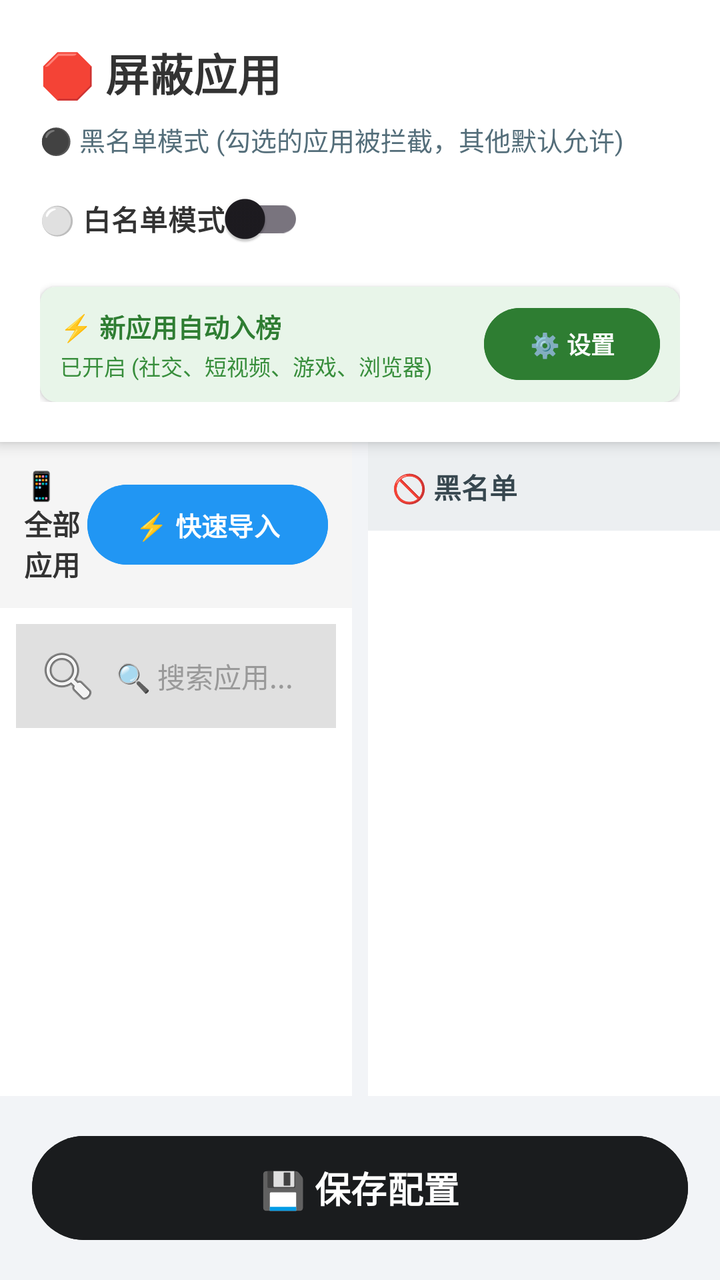
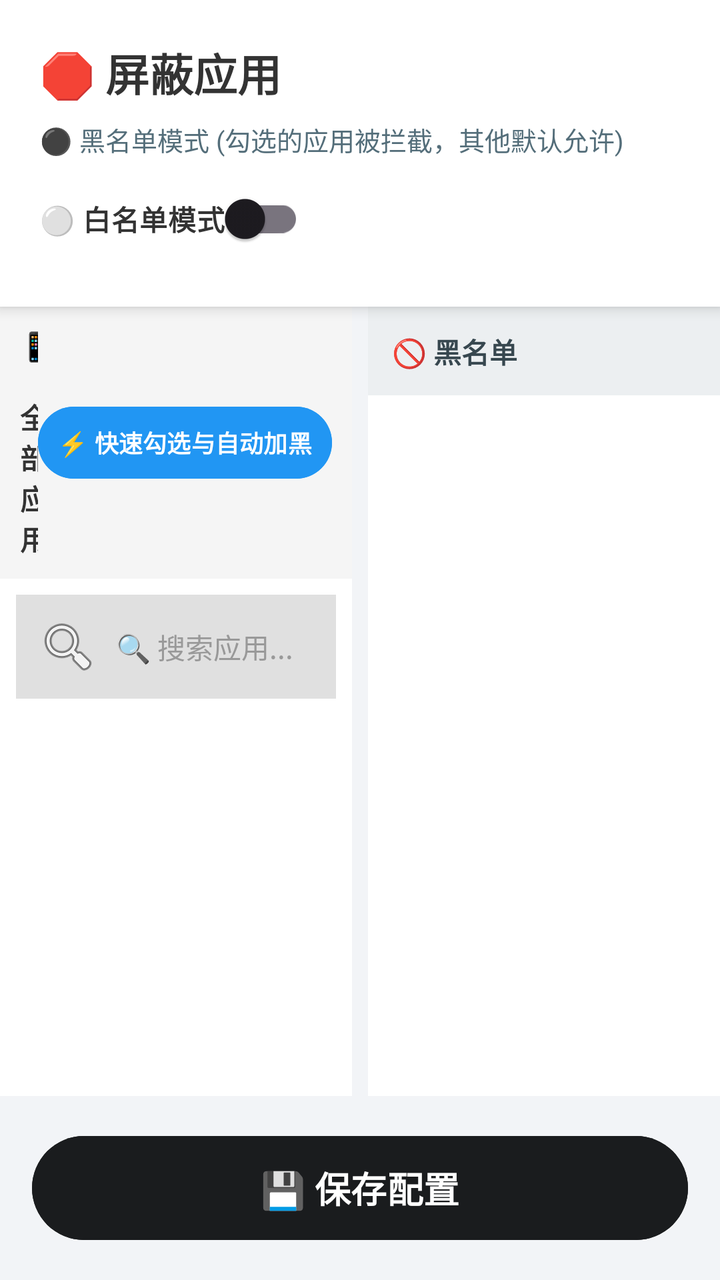

An Android layout rendered at two revisions. The XML below is the earlier revision; the diff shows what the commit changed to produce the second picture.
<!-- AndroidManifest.xml: application theme Theme.IronWill -->
<!-- res/layout/activity_app_selection.xml -->
<?xml version="1.0" encoding="utf-8"?>
<LinearLayout xmlns:android="http://schemas.android.com/apk/res/android"
    android:layout_width="match_parent"
    android:layout_height="match_parent"
    android:orientation="vertical"
    android:background="#F2F4F7">

    

    <LinearLayout
        android:layout_width="match_parent"
        android:layout_height="wrap_content"
        android:padding="20dp"
        android:background="#FFFFFF"
        android:elevation="4dp"
        android:orientation="vertical">

        <TextView
            android:id="@+id/tv_title_main"
            android:text="🛑 屏蔽应用"
            android:textSize="22sp"
            android:textStyle="bold"
            android:textColor="#333333"
            android:layout_width="wrap_content"
            android:layout_height="wrap_content"/>

        <TextView
            android:id="@+id/tv_mode_hint"
            android:text="⚫ 黑名单模式 (勾选的应用被拦截，其他默认允许)"
            android:textSize="13sp"
            android:textColor="#546E7A"
            android:layout_marginTop="8dp"
            android:layout_width="wrap_content"
            android:layout_height="wrap_content"/>

        <androidx.appcompat.widget.SwitchCompat
            android:id="@+id/switch_list_mode"
            android:layout_width="wrap_content"
            android:layout_height="wrap_content"
            android:layout_marginTop="6dp"
            android:text="⚪ 白名单模式"
            android:textSize="14sp"
            android:textStyle="bold"
            android:textColor="#333333"/>

        
        <androidx.cardview.widget.CardView
            android:id="@+id/card_auto_blacklist_config"
            android:layout_width="match_parent"
            android:layout_height="wrap_content"
            android:layout_marginTop="10dp"
            app:cardBackgroundColor="#E8F5E9"
            app:cardCornerRadius="8dp"
            app:cardElevation="2dp"
            xmlns:app="http://schemas.android.com/apk/res-auto">

            <LinearLayout
                android:layout_width="match_parent"
                android:layout_height="wrap_content"
                android:orientation="horizontal"
                android:gravity="center_vertical"
                android:padding="10dp">

                <LinearLayout
                    android:layout_width="0dp"
                    android:layout_height="wrap_content"
                    android:layout_weight="1"
                    android:orientation="vertical">

                    <TextView
                        android:id="@+id/tv_auto_blacklist_title"
                        android:layout_width="wrap_content"
                        android:layout_height="wrap_content"
                        android:text="⚡ 新应用自动入榜"
                        android:textSize="13sp"
                        android:textStyle="bold"
                        android:textColor="#2E7D32"/>

                    <TextView
                        android:id="@+id/tv_auto_blacklist_summary"
                        android:layout_width="wrap_content"
                        android:layout_height="wrap_content"
                        android:layout_marginTop="2dp"
                        android:text="已开启 (社交、短视频、游戏、浏览器)"
                        android:textSize="11sp"
                        android:textColor="#388E3C"/>
                </LinearLayout>

                <Button
                    android:id="@+id/btn_auto_blacklist_config"
                    android:layout_width="wrap_content"
                    android:layout_height="36dp"
                    android:text="⚙️ 设置"
                    android:textSize="12sp"
                    android:textStyle="bold"
                    android:backgroundTint="#2E7D32"
                    android:textColor="#FFFFFF"
                    android:insetTop="0dp"
                    android:insetBottom="0dp"
                    android:minHeight="0dp"
                    android:paddingTop="0dp"
                    android:paddingBottom="0dp"
                    android:paddingStart="12dp"
                    android:paddingEnd="12dp"/>
            </LinearLayout>
        </androidx.cardview.widget.CardView>

        
        <androidx.cardview.widget.CardView
            android:id="@+id/card_pending_changes"
            android:layout_width="match_parent"
            android:layout_height="wrap_content"
            android:layout_marginTop="12dp"
            android:layout_marginBottom="4dp"
            android:visibility="gone"
            app:cardBackgroundColor="#FFF8E1"
            app:cardCornerRadius="8dp"
            app:cardElevation="2dp"
            xmlns:app="http://schemas.android.com/apk/res-auto">

            <LinearLayout
                android:layout_width="match_parent"
                android:layout_height="wrap_content"
                android:orientation="vertical"
                android:padding="12dp">

                <TextView
                    android:id="@+id/tv_lockout_hint"
                    android:layout_width="match_parent"
                    android:layout_height="wrap_content"
                    android:textSize="12sp"
                    android:textColor="#E65100"
                    android:lineSpacingExtra="4dp"
                    android:layout_marginBottom="8dp"
                    android:visibility="gone"/>

                <LinearLayout
                    android:layout_width="wrap_content"
                    android:layout_height="wrap_content"
                    android:orientation="horizontal"
                    android:gravity="center_vertical">
                    
                    <TextView
                        android:text="📝"
                        android:textSize="14sp"
                        android:layout_width="wrap_content"
                        android:layout_height="wrap_content"/>
                        
                    <TextView
                        android:text="⏳ 延迟生效表"
                        android:textStyle="bold"
                        android:textSize="13sp"
                        android:textColor="#F57F17"
                        android:layout_marginStart="6dp"
                        android:layout_width="wrap_content"
                        android:layout_height="wrap_content"/>
                </LinearLayout>

                <TextView
                    android:id="@+id/tv_pending_details"
                    android:layout_width="match_parent"
                    android:layout_height="wrap_content"
                    android:layout_marginTop="8dp"
                    android:lineSpacingExtra="4dp"
                    android:text=""
                    android:textSize="12sp"
                    android:textColor="#5D4037"/>

                <TextView
                    android:id="@+id/tv_pending_hint_legacy"
                    android:text="💡 包含次日生效的黑名单移除操作"
                    android:textSize="11sp"
                    android:textColor="#8D6E63"
                    android:layout_marginTop="6dp"
                    android:layout_width="wrap_content"
                    android:layout_height="wrap_content"/>
            </LinearLayout>
        </androidx.cardview.widget.CardView>
    </LinearLayout>

    
    <LinearLayout
        android:id="@+id/ll_segment_tools"
        android:layout_width="match_parent"
        android:layout_height="wrap_content"
        android:orientation="horizontal"
        android:gravity="center_vertical"
        android:paddingStart="16dp"
        android:paddingEnd="16dp"
        android:paddingTop="8dp"
        android:paddingBottom="8dp"
        android:background="#FFFFFF"
        android:visibility="gone">

        <Button
            android:id="@+id/btn_select_all"
            android:layout_width="0dp"
            android:layout_weight="1"
            android:layout_height="44dp"
            android:text="✅ 全选"
            android:textSize="13sp"
            android:textStyle="bold"
            android:backgroundTint="#2196F3"
            android:textColor="#FFFFFF"
            android:layout_marginEnd="4dp"
            android:insetTop="0dp"
            android:insetBottom="0dp"
            android:minHeight="0dp"
            android:paddingTop="0dp"
            android:paddingBottom="0dp"/>

        <Button
            android:id="@+id/btn_invert"
            android:layout_width="0dp"
            android:layout_weight="1"
            android:layout_height="44dp"
            android:text="🔄 反选"
            android:textSize="13sp"
            android:textStyle="bold"
            android:backgroundTint="#00897B"
            android:textColor="#FFFFFF"
            android:layout_marginStart="4dp"
            android:layout_marginEnd="4dp"
            android:insetTop="0dp"
            android:insetBottom="0dp"
            android:minHeight="0dp"
            android:paddingTop="0dp"
            android:paddingBottom="0dp"/>

        <Button
            android:id="@+id/btn_restore_global"
            android:layout_width="0dp"
            android:layout_weight="1"
            android:layout_height="44dp"
            android:text="♻️ 恢复为全局黑/白名单"
            android:textSize="13sp"
            android:textStyle="bold"
            android:backgroundTint="#546E7A"
            android:textColor="#FFFFFF"
            android:layout_marginStart="4dp"
            android:insetTop="0dp"
            android:insetBottom="0dp"
            android:minHeight="0dp"
            android:paddingTop="0dp"
            android:paddingBottom="0dp"/>
    </LinearLayout>

    <LinearLayout
        android:layout_width="match_parent"
        android:layout_height="0dp"
        android:layout_weight="1"
        android:orientation="horizontal"
        android:background="#F2F4F7">

        
        <LinearLayout
            android:layout_width="0dp"
            android:layout_height="match_parent"
            android:layout_weight="1"
            android:orientation="vertical"
            android:background="#FFFFFF"
            android:layout_marginEnd="4dp">

            
            <LinearLayout
                android:layout_width="match_parent"
                android:layout_height="wrap_content"
                android:orientation="horizontal"
                android:gravity="center_vertical"
                android:padding="12dp"
                android:background="#F5F5F5">

                <TextView
                    android:layout_width="0dp"
                    android:layout_height="wrap_content"
                    android:layout_weight="1"
                    android:text="📱 全部应用"
                    android:textSize="14sp"
                    android:textStyle="bold"
                    android:textColor="#333333"/>

                <Button
                    android:id="@+id/btn_quick_import"
                    android:layout_width="wrap_content"
                    android:layout_height="40dp"
                    android:text="⚡ 快速导入"
                    android:textSize="13sp"
                    android:textStyle="bold"
                    android:backgroundTint="#2196F3"
                    android:textColor="#FFFFFF"
                    android:insetTop="0dp"
                    android:insetBottom="0dp"
                    android:minHeight="0dp"
                    android:paddingTop="0dp"
                    android:paddingBottom="0dp"/>
            </LinearLayout>

            <EditText
                android:id="@+id/et_search_apps"
                android:layout_width="match_parent"
                android:layout_height="wrap_content"
                android:hint="🔍 搜索应用..."
                android:padding="10dp"
                android:textSize="14sp"
                android:background="#FFFFFF"
                android:layout_margin="8dp"
                android:drawableStart="@android:drawable/ic_menu_search"
                android:drawablePadding="8dp"
                android:backgroundTint="#E0E0E0"
                android:textColor="#333333"
                android:textColorHint="#999999"
                android:maxLines="1"
                android:inputType="text"/>

            <ListView
                android:id="@+id/list_all_apps"
                android:layout_width="match_parent"
                android:layout_height="match_parent"
                android:padding="8dp"
                android:clipToPadding="false"
                android:divider="@null"
                android:dividerHeight="6dp"/>
        </LinearLayout>

        
        <LinearLayout
            android:layout_width="0dp"
            android:layout_height="match_parent"
            android:layout_weight="1"
            android:orientation="vertical"
            android:background="#FFFFFF"
            android:layout_marginStart="4dp">

            <TextView
                android:id="@+id/tv_selected_title"
                android:layout_width="match_parent"
                android:layout_height="wrap_content"
                android:text="🚫 黑名单"
                android:textSize="14sp"
                android:textStyle="bold"
                android:textColor="#37474F"
                android:padding="12dp"
                android:background="#ECEFF1"/>

            <ListView
                android:id="@+id/list_selected_apps"
                android:layout_width="match_parent"
                android:layout_height="match_parent"
                android:padding="8dp"
                android:clipToPadding="false"
                android:divider="@null"
                android:dividerHeight="6dp"/>
        </LinearLayout>
    </LinearLayout>

    <Button
        android:id="@+id/btn_save_apps"
        android:layout_width="match_parent"
        android:layout_height="60dp"
        android:text="💾 保存配置"
        android:textSize="18sp"
        android:textStyle="bold"
        android:backgroundTint="#1A1C1E"
        android:textColor="#FFFFFF"
        android:layout_margin="16dp"/>
</LinearLayout>
<!-- resources referenced by this layout -->
<resources>
  <style name="Theme.IronWill" parent="Base.Theme.IronWill" />
  <style name="Base.Theme.IronWill" parent="Theme.Material3.DayNight.NoActionBar">
          
          
      </style>
</resources>

<!-- the commit's change to res/layout/activity_app_selection.xml (unified diff, before → after) -->
@@ -43,67 +43,7 @@
             android:textStyle="bold"
             android:textColor="#333333"/>
 
-        
-        <androidx.cardview.widget.CardView
-            android:id="@+id/card_auto_blacklist_config"
-            android:layout_width="match_parent"
-            android:layout_height="wrap_content"
-            android:layout_marginTop="10dp"
-            app:cardBackgroundColor="#E8F5E9"
-            app:cardCornerRadius="8dp"
-            app:cardElevation="2dp"
-            xmlns:app="http://schemas.android.com/apk/res-auto">
-
-            <LinearLayout
-                android:layout_width="match_parent"
-                android:layout_height="wrap_content"
-                android:orientation="horizontal"
-                android:gravity="center_vertical"
-                android:padding="10dp">
-
-                <LinearLayout
-                    android:layout_width="0dp"
-                    android:layout_height="wrap_content"
-                    android:layout_weight="1"
-                    android:orientation="vertical">
-
-                    <TextView
-                        android:id="@+id/tv_auto_blacklist_title"
-                        android:layout_width="wrap_content"
-                        android:layout_height="wrap_content"
-                        android:text="⚡ 新应用自动入榜"
-                        android:textSize="13sp"
-                        android:textStyle="bold"
-                        android:textColor="#2E7D32"/>
-
-                    <TextView
-                        android:id="@+id/tv_auto_blacklist_summary"
-                        android:layout_width="wrap_content"
-                        android:layout_height="wrap_content"
-                        android:layout_marginTop="2dp"
-                        android:text="已开启 (社交、短视频、游戏、浏览器)"
-                        android:textSize="11sp"
-                        android:textColor="#388E3C"/>
-                </LinearLayout>
-
-                <Button
-                    android:id="@+id/btn_auto_blacklist_config"
-                    android:layout_width="wrap_content"
-                    android:layout_height="36dp"
-                    android:text="⚙️ 设置"
-                    android:textSize="12sp"
-                    android:textStyle="bold"
-                    android:backgroundTint="#2E7D32"
-                    android:textColor="#FFFFFF"
-                    android:insetTop="0dp"
-                    android:insetBottom="0dp"
-                    android:minHeight="0dp"
-                    android:paddingTop="0dp"
-                    android:paddingBottom="0dp"
-                    android:paddingStart="12dp"
-                    android:paddingEnd="12dp"/>
-            </LinearLayout>
-        </androidx.cardview.widget.CardView>
+
 
         
         <androidx.cardview.widget.CardView
@@ -267,7 +207,7 @@
                 android:layout_height="wrap_content"
                 android:orientation="horizontal"
                 android:gravity="center_vertical"
-                android:padding="12dp"
+                android:padding="10dp"
                 android:background="#F5F5F5">
 
                 <TextView
@@ -282,9 +222,9 @@
                 <Button
                     android:id="@+id/btn_quick_import"
                     android:layout_width="wrap_content"
-                    android:layout_height="40dp"
-                    android:text="⚡ 快速导入"
-                    android:textSize="13sp"
+                    android:layout_height="36dp"
+                    android:text="⚡ 快速勾选与自动加黑"
+                    android:textSize="12sp"
                     android:textStyle="bold"
                     android:backgroundTint="#2196F3"
                     android:textColor="#FFFFFF"
@@ -292,7 +232,9 @@
                     android:insetBottom="0dp"
                     android:minHeight="0dp"
                     android:paddingTop="0dp"
-                    android:paddingBottom="0dp"/>
+                    android:paddingBottom="0dp"
+                    android:paddingStart="10dp"
+                    android:paddingEnd="10dp"/>
             </LinearLayout>
 
             <EditText
